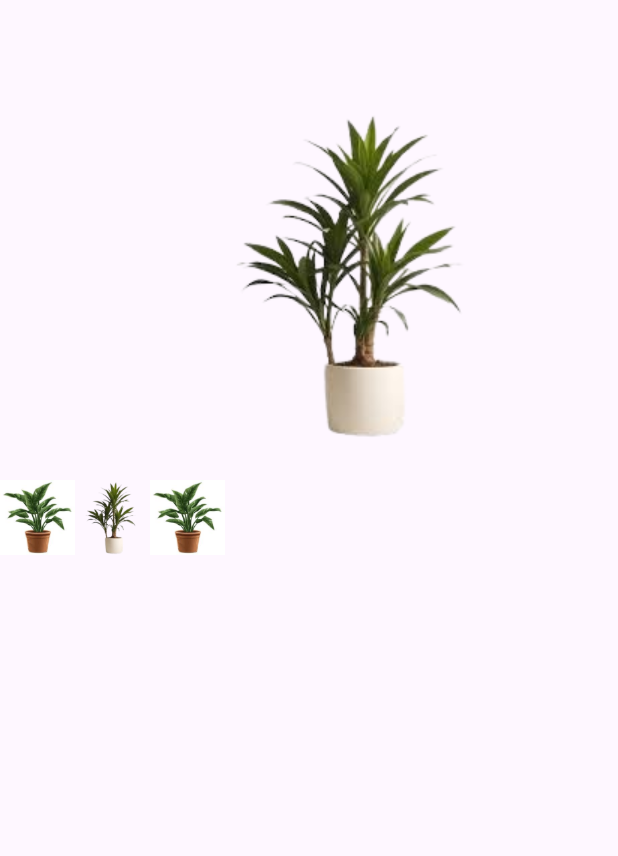
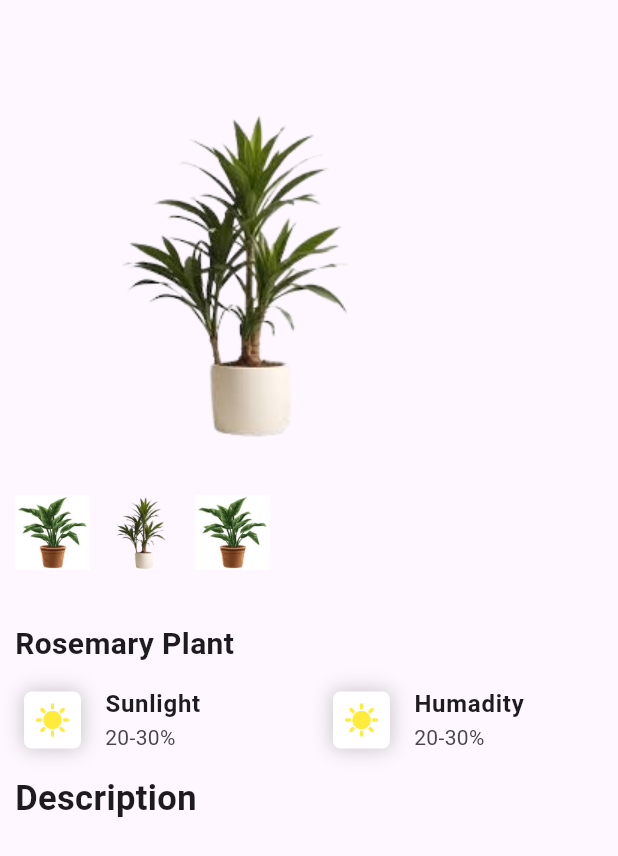
Before and after one commit to Muhammad-Adnan11/Plants-App, a Flutter app: the screen it shows after launch, on a phone screen of 412 x 824 dp. Shown: the top 856 px of the screen. Run offline on Flutter 3.47's test engine with Material 3 defaults, Android fonts, the light colour scheme and no system bars; our stand-ins replace awesome_bottom_bar, cloud_firestore, firebase_auth, firebase_core, pinput; accounts and stored records are empty.

Commit message:
Fourth committ message

```diff
--- a/lib/UI/Screens/detail_screen/detail_screen.dart
+++ b/lib/UI/Screens/detail_screen/detail_screen.dart
@@ -1,5 +1,3 @@
-import 'dart:ui';
-
 import 'package:flutter/material.dart';
 import 'package:plants_mart/Generated/assets/assets_url.dart';
 
@@ -15,16 +13,18 @@ class _DetailScreenState extends State<DetailScreen> {
   Widget build(BuildContext context) {
     return Scaffold(
       body: Column(
+        crossAxisAlignment: CrossAxisAlignment.start,
         children: [
           Padding(
-            padding: const EdgeInsets.only(left: 65, top: 70),
-            child: Container(
+            padding: const EdgeInsets.only(left: 50, top: 70),
             child: Image.asset(Nicepic.plantsiamge),
           ),
-          ),
-          Row(
+          Padding(
+            padding: const EdgeInsets.only(left: 10, top: 10),
+            child: Row(
               children: [
                 Container(
+                  margin: const EdgeInsets.only(right: 10),
                   child: Image.asset(
                     Nicepic.plantsimage1,
                     height: 100,
@@ -32,24 +32,65 @@ class _DetailScreenState extends State<DetailScreen> {
                   ),
                 ),
                 Container(
+                  margin: const EdgeInsets.only(right: 10),
                   child: Image.asset(
                     Nicepic.plantsiamge,
                     height: 100,
                     width: 50,
                   ),
-                decoration: BoxDecoration(),
                 ),
-              Container(
-                child: Image.asset(
+                Image.asset(
                   Nicepic.plantsimage1,
                   height: 100,
                   width: 50,
                 ),
+              ],
             ),
+          ),
+          Padding(
+            padding: const EdgeInsets.only(left: 10, top: 10),
+            child: Text(
+              'Rosemary Plant',
+              style: TextStyle(fontSize: 20, fontWeight: FontWeight.bold),
+            ),
+          ),
+          Row(
+            mainAxisAlignment: MainAxisAlignment.spaceEvenly,
+            children: [
+              plantProperties("Sunlight", "20-30%"),
+              plantProperties("Humadity", "20-30%"),
             ],
+          ),
+          Padding(
+            padding: const EdgeInsets.only(left: 10),
+            child: Text(
+              'Description',
+              style: TextStyle(fontSize: 23, fontWeight: FontWeight.bold),
+            ),
           )
         ],
       ),
     );
   }
+
+  Flexible plantProperties(String property, String value) {
+    return Flexible(
+      flex: 1,
+      child: ListTile(
+        leading: Container(
+          height: 38,
+          width: 38,
+          decoration: BoxDecoration(color: Colors.white, borderRadius: BorderRadius.circular(5), boxShadow: [
+            BoxShadow(blurRadius: 10, color: Colors.black.withOpacity(0.2), spreadRadius: 1)
+          ]),
+          child: Icon(
+            Icons.sunny,
+            color: Colors.yellow,
+          ),
+        ),
+        title: Text(property, style: TextStyle(fontWeight: FontWeight.bold)),
+        subtitle: Text(value),
+      ),
+    );
   }
+}
```
Lines whose indentation alone changed are shown as unchanged.
